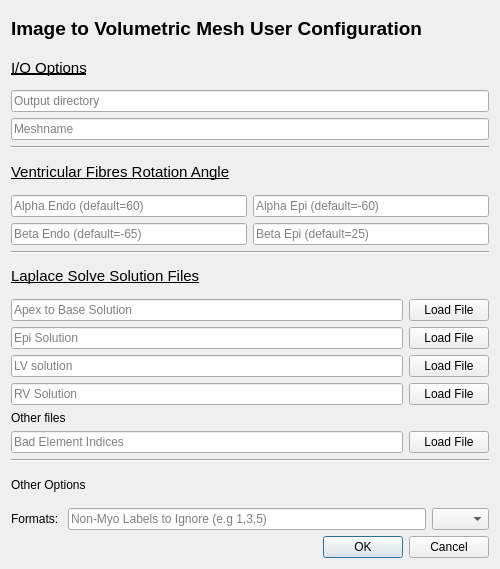
RosieBarrows/CemrgApp, file CemrgApp/Plugins/kcl.cemrgapp.fourchamber/src/internal/VentricularFibresParameter.ui: the form before one commit.
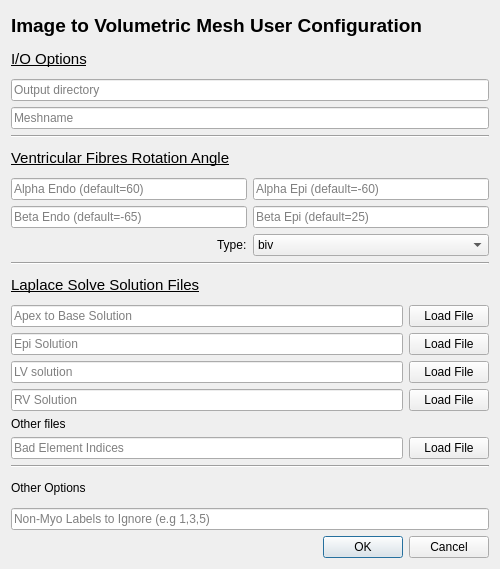
The form after the commit.

Patch:
```diff
--- a/CemrgApp/Plugins/kcl.cemrgapp.fourchamber/src/internal/VentricularFibresParameter.ui
+++ b/CemrgApp/Plugins/kcl.cemrgapp.fourchamber/src/internal/VentricularFibresParameter.ui
@@ -139,6 +139,30 @@
        </property>
       </widget>
      </item>
+     <item row="2" column="1">
+      <widget class="QComboBox" name="combo_type">
+       <property name="placeholderText" stdset="0">
+        <string/>
+       </property>
+       <item>
+        <property name="text">
+         <string>biv</string>
+        </property>
+       </item>
+       <item>
+        <property name="text">
+         <string>lv</string>
+        </property>
+       </item>
+      </widget>
+     </item>
+     <item row="2" column="0" alignment="Qt::AlignRight">
+      <widget class="QLabel" name="label_5">
+       <property name="text">
+        <string>Type:</string>
+       </property>
+      </widget>
+     </item>
     </layout>
    </item>
    <item>
@@ -268,30 +292,6 @@
    <item>
     <layout class="QGridLayout" name="gridLayout_4">
      <item row="2" column="0">
-      <widget class="QLabel" name="label_5">
-       <property name="text">
-        <string>Formats: </string>
-       </property>
-      </widget>
-     </item>
-     <item row="2" column="2">
-      <widget class="QComboBox" name="combo_type">
-       <property name="placeholderText">
-        <string>Type</string>
-       </property>
-       <item>
-        <property name="text">
-         <string>biv</string>
-        </property>
-       </item>
-       <item>
-        <property name="text">
-         <string>lv</string>
-        </property>
-       </item>
-      </widget>
-     </item>
-     <item row="2" column="1">
       <widget class="QLineEdit" name="lineEdit_nonmyo">
        <property name="placeholderText">
         <string>Non-Myo Labels to Ignore (e.g 1,3,5)</string>
```
Left out of the diff: 14 changed lines with no effect on the pictures.
